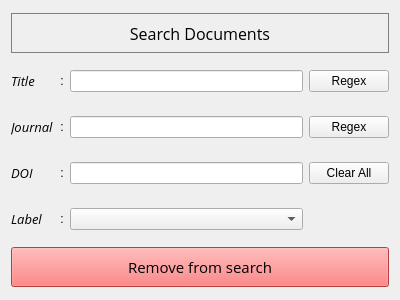
Old version of the form ui/find.ui in the repository janoschortmann/abstract-screening.
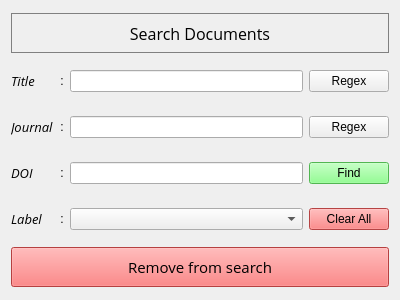
New version of the form.

```diff
--- a/ui/find.ui
+++ b/ui/find.ui
@@ -223,13 +223,26 @@
      <item row="3" column="2">
       <widget class="QComboBox" name="label_box"/>
      </item>
-     <item row="2" column="3">
+     <item row="3" column="3">
       <widget class="QPushButton" name="clear_edits">
+       <property name="styleSheet">
+        <string notr="true">background-color: rgb(255, 95, 95);</string>
+       </property>
        <property name="text">
         <string>Clear All</string>
        </property>
       </widget>
      </item>
+     <item row="2" column="3">
+      <widget class="QPushButton" name="pushButton">
+       <property name="styleSheet">
+        <string notr="true">background-color: rgb(115, 255, 115);</string>
+       </property>
+       <property name="text">
+        <string>Find</string>
+       </property>
+      </widget>
+     </item>
     </layout>
    </item>
    <item>
```
Left out of the diff: 2 changed lines with no effect on the pictures.
